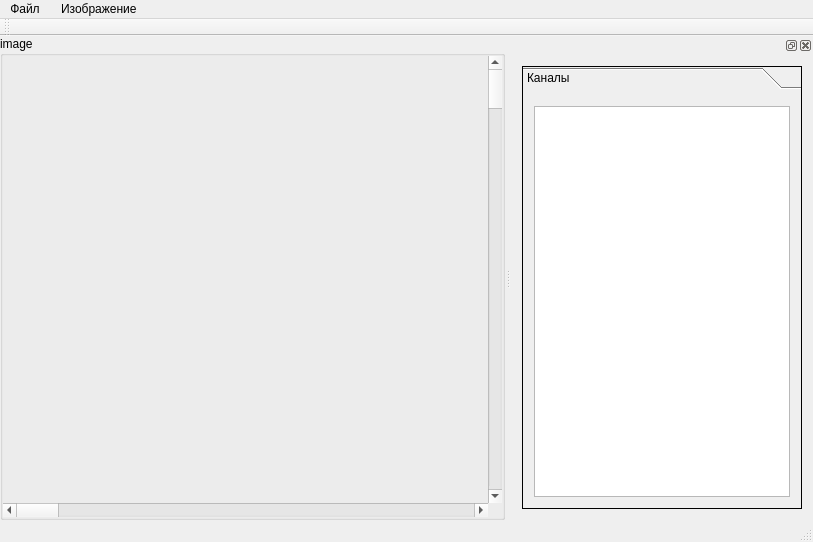
The window that mainwindow.ui (meikuam/img_proc) describes before a commit, drawn with Qt 5.
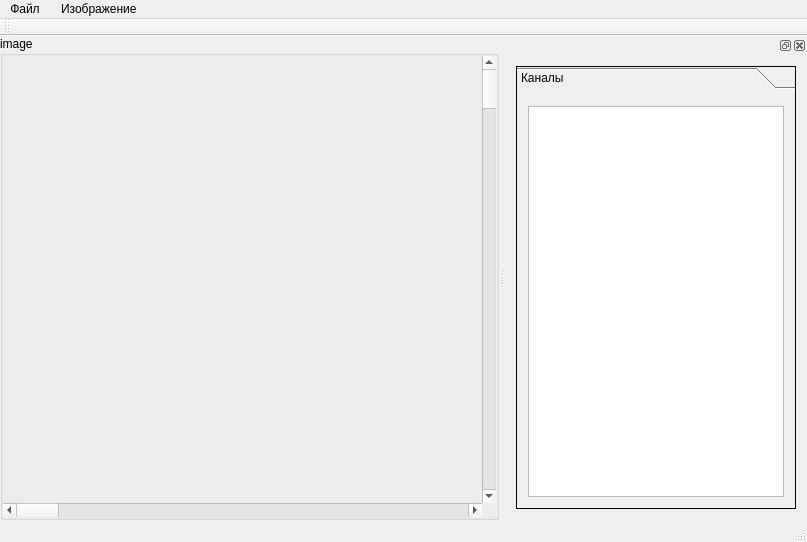
The same window after the commit. Custom widgets are drawn as their Qt base class.

Diff of the .ui file:
```diff
--- a/mainwindow.ui
+++ b/mainwindow.ui
@@ -6,7 +6,7 @@
    <rect>
     <x>0</x>
     <y>0</y>
-    <width>813</width>
+    <width>807</width>
     <height>542</height>
    </rect>
   </property>
@@ -118,8 +118,8 @@
     <rect>
      <x>0</x>
      <y>0</y>
-     <width>813</width>
-     <height>21</height>
+     <width>807</width>
+     <height>22</height>
     </rect>
    </property>
    <widget class="QMenu" name="menu_file">
@@ -200,7 +200,7 @@
           <x>0</x>
           <y>0</y>
           <width>274</width>
-          <height>420</height>
+          <height>411</height>
          </rect>
         </property>
         <attribute name="label">
```
